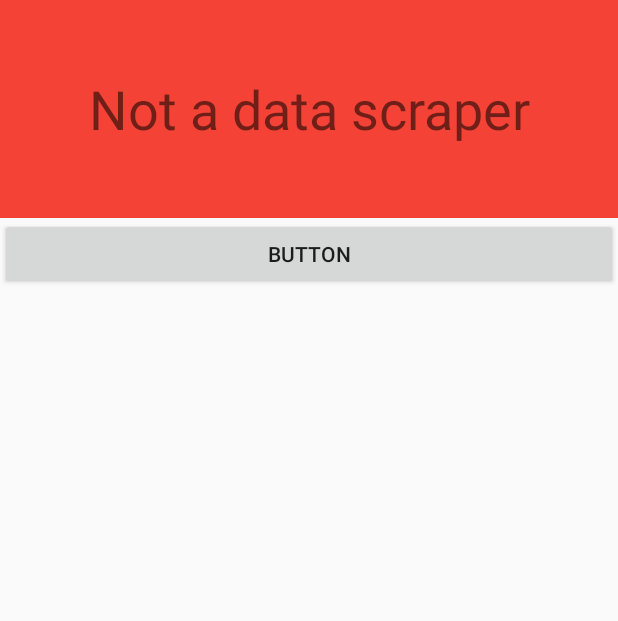
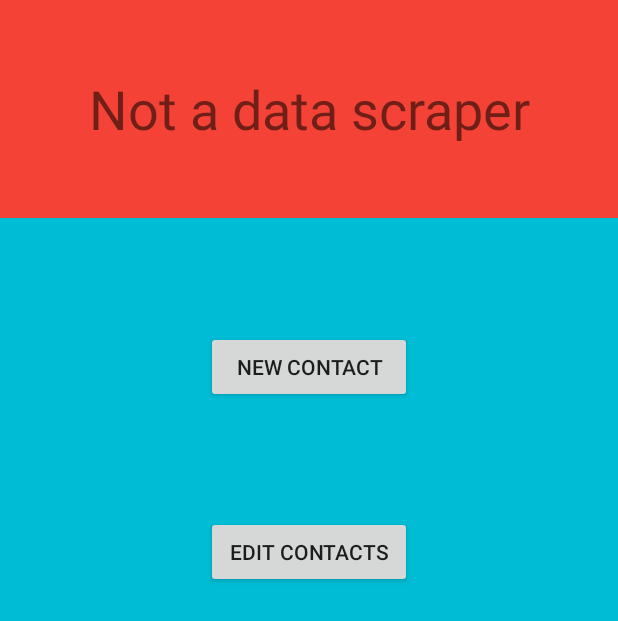
Before and after one commit to Jackcraig19/cs125-finalproject, an Android app: the screen it shows after launch (MainActivity), on a phone screen of 412 x 824 dp. Shown: the top 621 px of the screen. Run offline under Robolectric (Android 15) with nearby library versions, the phone set to English and light mode, and no system bars.

Commit message:
Created activity main

```diff
--- a/app/src/main/res/layout/activity_main.xml
+++ b/app/src/main/res/layout/activity_main.xml
@@ -1,21 +1,77 @@
 <?xml version="1.0" encoding="utf-8"?>
 <LinearLayout xmlns:android="http://schemas.android.com/apk/res/android"
-    android:orientation="vertical" android:layout_width="match_parent"
-    android:layout_height="match_parent">
+    android:layout_width="match_parent"
+    android:layout_height="match_parent"
+    android:alpha="255"
+    android:background="#00BCD4"
+    android:orientation="vertical">
 
     <TextView
         android:id="@+id/title"
         android:layout_width="match_parent"
         android:layout_height="145dp"
         android:background="#F44336"
+        android:gravity="center"
         android:text="Not a data scraper"
         android:textScaleX="1"
-        android:gravity="center"
         android:textSize="36sp" />
 
-    <Button
-        android:id="@+id/button"
+    <Space
+        android:layout_width="match_parent"
+        android:layout_height="75dp" />
+
+    <LinearLayout
         android:layout_width="match_parent"
         android:layout_height="wrap_content"
-        android:text="Button" />
+        android:orientation="horizontal"
+        android:weightSum="3">
+
+        <Space
+            android:layout_width="0dp"
+            android:layout_height="wrap_content"
+            android:layout_weight="1" />
+
+        <Button
+            android:id="@+id/new_contact_button"
+            android:layout_width="0dp"
+            android:layout_height="wrap_content"
+            android:layout_weight="1"
+            android:text="New Contact" />
+
+        <Space
+            android:layout_width="0dp"
+            android:layout_height="wrap_content"
+            android:layout_weight="1" />
+    </LinearLayout>
+
+    <Space
+        android:layout_width="match_parent"
+        android:layout_height="75dp"
+        android:background="#F8F8F8" />
+
+    <LinearLayout
+        android:layout_width="match_parent"
+        android:layout_height="wrap_content"
+        android:orientation="horizontal"
+        android:weightSum="3">
+
+        <Space
+            android:layout_width="0dp"
+            android:layout_height="wrap_content"
+            android:layout_weight="1" />
+
+        <Button
+            android:id="@+id/edit_contacts_button"
+            android:layout_width="0dp"
+            android:layout_height="wrap_content"
+            android:layout_weight="1"
+            android:text="Edit Contacts" />
+
+        <Space
+            android:layout_width="0dp"
+            android:layout_height="wrap_content"
+            android:layout_weight="1" />
+    </LinearLayout>
+
+
 </LinearLayout>
```
